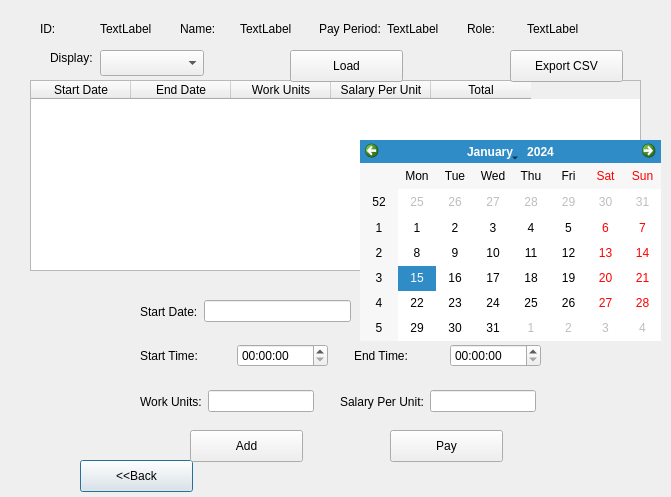
This is PayrollSystem/viewemployeedialog.ui in HippoCracker/Qt as Qt 5 draws it before an edit. The edited form follows.
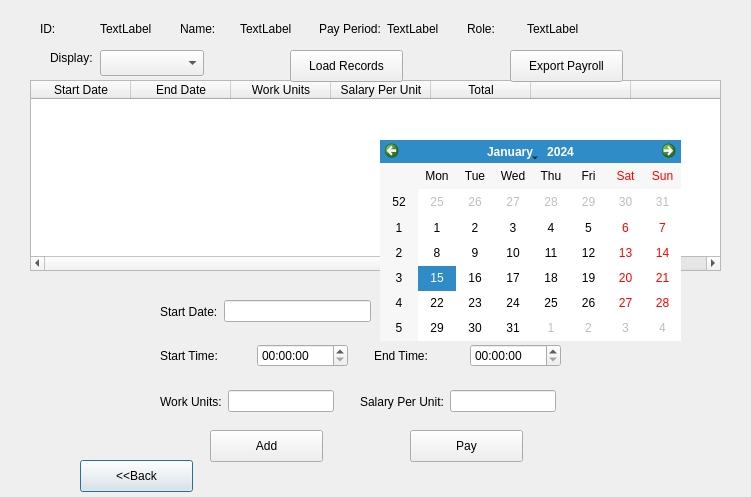
This is the edited form.

Commit message: Add export, create DailyRecord function

The edit to the form file:
```diff
--- a/PayrollSystem/viewemployeedialog.ui
+++ b/PayrollSystem/viewemployeedialog.ui
@@ -6,7 +6,7 @@
    <rect>
     <x>0</x>
     <y>0</y>
-    <width>671</width>
+    <width>751</width>
     <height>497</height>
    </rect>
   </property>
@@ -18,7 +18,7 @@
     <rect>
      <x>30</x>
      <y>80</y>
-     <width>611</width>
+     <width>691</width>
      <height>191</height>
     </rect>
    </property>
@@ -47,6 +47,16 @@
      <string>Total</string>
     </property>
    </column>
+   <column>
+    <property name="text">
+     <string/>
+    </property>
+   </column>
+   <column>
+    <property name="text">
+     <string/>
+    </property>
+   </column>
   </widget>
   <widget class="QPushButton" name="backBtn">
    <property name="geometry">
@@ -64,7 +74,7 @@
   <widget class="QPushButton" name="addBtn">
    <property name="geometry">
     <rect>
-     <x>190</x>
+     <x>210</x>
      <y>430</y>
      <width>113</width>
      <height>32</height>
@@ -77,7 +87,7 @@
   <widget class="QWidget" name="layoutWidget">
    <property name="geometry">
     <rect>
-     <x>140</x>
+     <x>160</x>
      <y>300</y>
      <width>211</width>
      <height>23</height>
@@ -106,7 +116,7 @@
     </rect>
    </property>
    <property name="text">
-    <string>Export CSV</string>
+    <string>Export Payroll</string>
    </property>
   </widget>
   <widget class="QWidget" name="layoutWidget">
@@ -219,7 +229,7 @@
   <widget class="QWidget" name="layoutWidget">
    <property name="geometry">
     <rect>
-     <x>140</x>
+     <x>160</x>
      <y>390</y>
      <width>396</width>
      <height>23</height>
@@ -264,7 +274,7 @@
   <widget class="QCalendarWidget" name="startCalendar">
    <property name="geometry">
     <rect>
-     <x>360</x>
+     <x>380</x>
      <y>140</y>
      <width>301</width>
      <height>201</height>
@@ -297,7 +307,7 @@
   <widget class="QWidget" name="layoutWidget">
    <property name="geometry">
     <rect>
-     <x>140</x>
+     <x>160</x>
      <y>340</y>
      <width>401</width>
      <height>31</height>
@@ -342,7 +352,7 @@
   <widget class="QPushButton" name="payBtn">
    <property name="geometry">
     <rect>
-     <x>390</x>
+     <x>410</x>
      <y>430</y>
      <width>113</width>
      <height>32</height>
@@ -362,7 +372,7 @@
     </rect>
    </property>
    <property name="text">
-    <string>Load</string>
+    <string>Load Records</string>
    </property>
   </widget>
  </widget>
```
The commit also changes 12 other files.
